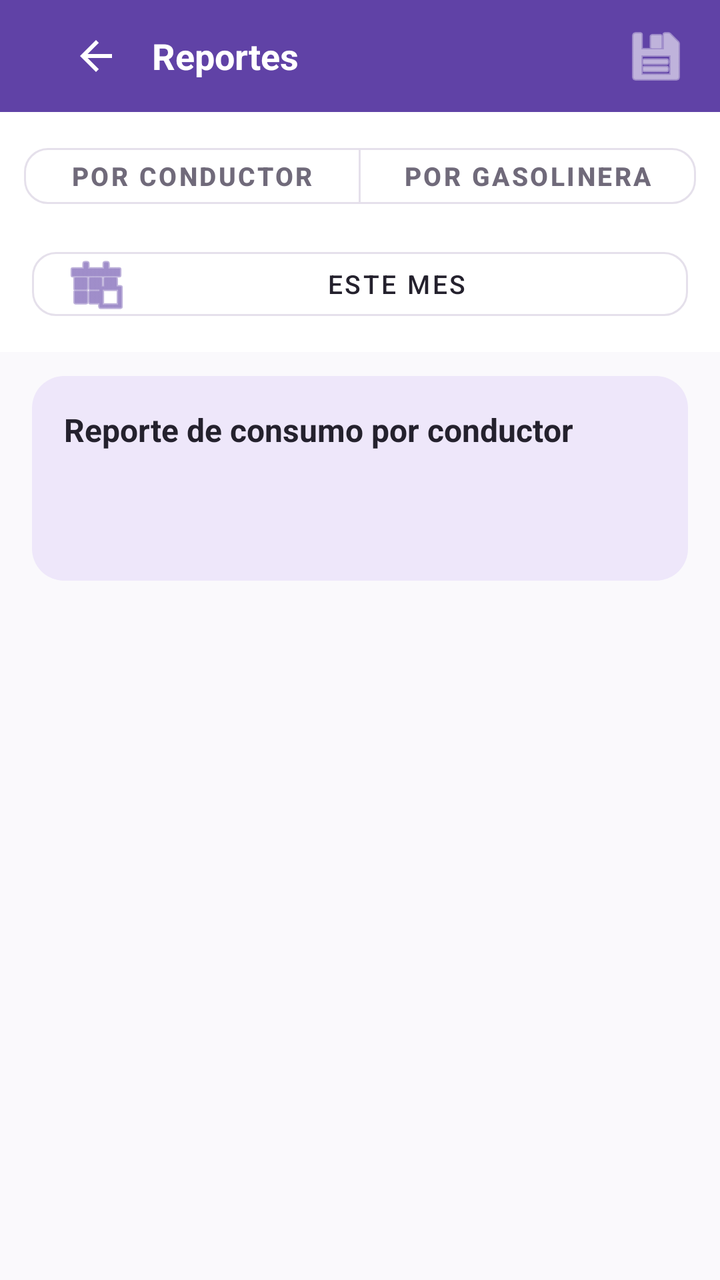
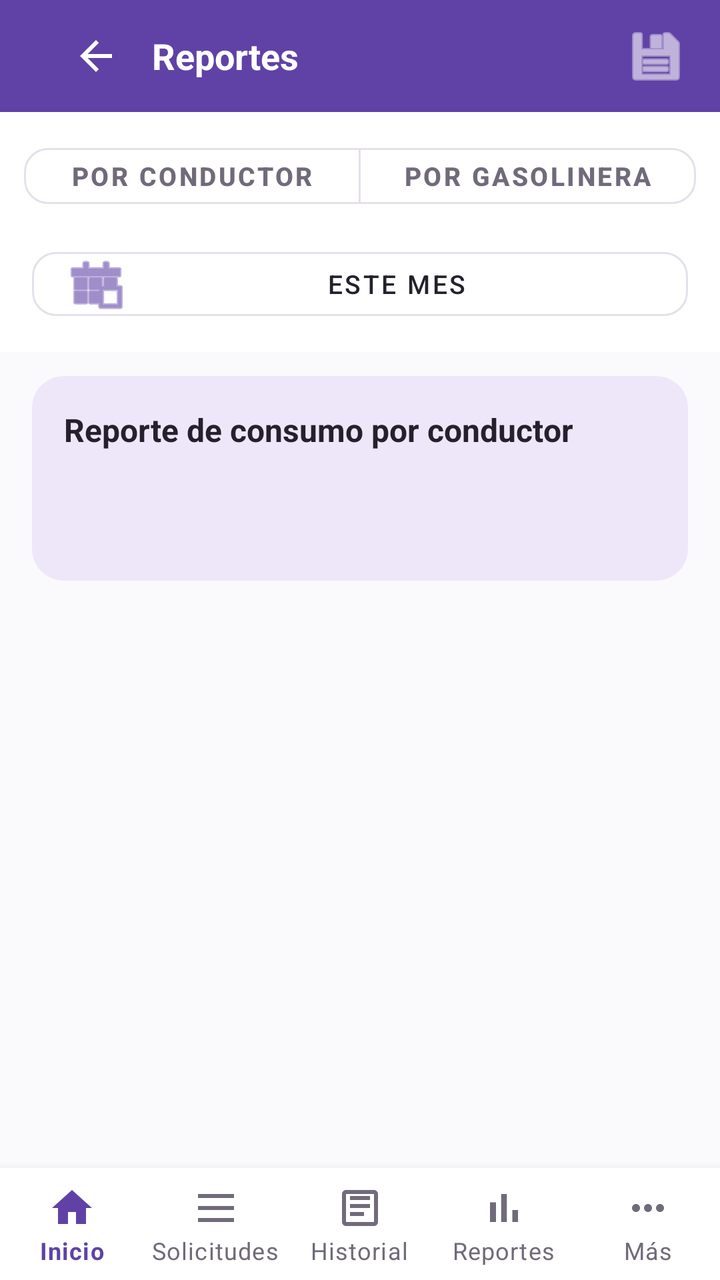

Two renders of the same Android screen: before a commit and after it. Below are the layout's source before the change and the commit's diff.
<!-- AndroidManifest.xml: application theme Theme.ApiMovil -->
<!-- res/layout/fragment_reportes.xml -->
<?xml version="1.0" encoding="utf-8"?>
<LinearLayout xmlns:android="http://schemas.android.com/apk/res/android"
    xmlns:app="http://schemas.android.com/apk/res-auto"
    android:layout_width="match_parent"
    android:layout_height="match_parent"
    android:background="@color/fondo"
    android:orientation="vertical">

    <com.google.android.material.appbar.AppBarLayout
        android:layout_width="match_parent"
        android:layout_height="wrap_content"
        app:elevation="0dp">

        <com.google.android.material.appbar.MaterialToolbar
            android:layout_width="match_parent"
            android:layout_height="?attr/actionBarSize"
            android:background="?attr/colorPrimary">

            <LinearLayout
                android:layout_width="match_parent"
                android:layout_height="wrap_content"
                android:gravity="center_vertical"
                android:orientation="horizontal"
                android:paddingHorizontal="12dp">

                <ImageButton
                    android:id="@+id/btnVolver"
                    android:layout_width="40dp"
                    android:layout_height="40dp"
                    android:background="?attr/selectableItemBackgroundBorderless"
                    android:contentDescription="@string/volver"
                    android:src="@drawable/ic_back"
                    app:tint="@color/blanco" />

                <TextView
                    android:layout_width="0dp"
                    android:layout_height="wrap_content"
                    android:layout_weight="1"
                    android:layout_marginStart="8dp"
                    android:text="@string/reportes"
                    android:textColor="@color/blanco"
                    android:textSize="18sp"
                    android:textStyle="bold" />

                <ImageButton
                    android:id="@+id/btnExportarPdf"
                    android:layout_width="40dp"
                    android:layout_height="40dp"
                    android:background="?attr/selectableItemBackgroundBorderless"
                    android:contentDescription="@string/exportar_pdf"
                    android:src="@android:drawable/ic_menu_save"
                    app:tint="@color/blanco" />
            </LinearLayout>

        </com.google.android.material.appbar.MaterialToolbar>
    </com.google.android.material.appbar.AppBarLayout>

    <com.google.android.material.button.MaterialButtonToggleGroup
        android:id="@+id/toggleReporte"
        android:layout_width="match_parent"
        android:layout_height="wrap_content"
        android:background="@color/blanco"
        android:padding="12dp"
        app:singleSelection="true">

        <com.google.android.material.button.MaterialButton
            android:id="@+id/btnPorConductor"
            style="@style/Widget.App.Button.Outlined"
            android:layout_width="0dp"
            android:layout_height="40dp"
            android:layout_weight="1"
            android:text="@string/por_conductor"
            android:textColor="@color/selector_toggle_button_text"
            android:textSize="13sp"
            app:backgroundTint="@color/selector_toggle_button_bg"
            app:cornerRadius="12dp"
            app:strokeColor="@color/borde" />

        <com.google.android.material.button.MaterialButton
            android:id="@+id/btnPorGasolinera"
            style="@style/Widget.App.Button.Outlined"
            android:layout_width="0dp"
            android:layout_height="40dp"
            android:layout_weight="1"
            android:text="@string/por_gasolinera"
            android:textColor="@color/selector_toggle_button_text"
            android:textSize="13sp"
            app:backgroundTint="@color/selector_toggle_button_bg"
            app:cornerRadius="12dp"
            app:strokeColor="@color/borde" />

    </com.google.android.material.button.MaterialButtonToggleGroup>

    <LinearLayout
        android:layout_width="match_parent"
        android:layout_height="wrap_content"
        android:background="@color/blanco"
        android:paddingHorizontal="16dp"
        android:paddingBottom="12dp">

        <com.google.android.material.button.MaterialButton
            android:id="@+id/btnPeriodo"
            style="@style/Widget.MaterialComponents.Button.OutlinedButton"
            android:layout_width="match_parent"
            android:layout_height="44dp"
            android:text="Este mes"
            android:textColor="@color/texto_principal"
            android:textSize="13sp"
            app:icon="@android:drawable/ic_menu_today"
            app:iconTint="@color/marca"
            app:cornerRadius="12dp"
            app:strokeColor="@color/borde" />
    </LinearLayout>

    <FrameLayout
        android:layout_width="match_parent"
        android:layout_height="0dp"
        android:layout_weight="1">

        <LinearLayout
            android:layout_width="match_parent"
            android:layout_height="match_parent"
            android:orientation="vertical"
            android:paddingHorizontal="16dp"
            android:paddingTop="12dp">

            <LinearLayout
                android:id="@+id/cardResumen"
                android:layout_width="match_parent"
                android:layout_height="wrap_content"
                android:layout_marginBottom="12dp"
                android:background="@drawable/bg_tarjeta_info"
                android:orientation="vertical"
                android:padding="16dp">

                <TextView
                    android:id="@+id/textTituloReporte"
                    android:layout_width="match_parent"
                    android:layout_height="wrap_content"
                    android:text="@string/reporte_consumo_conductor"
                    android:textColor="@color/texto_principal"
                    android:textSize="16sp"
                    android:textStyle="bold" />

                <TextView
                    android:id="@+id/textSubtituloPeriodo"
                    android:layout_width="match_parent"
                    android:layout_height="wrap_content"
                    android:layout_marginTop="4dp"
                    android:textColor="@color/texto_secundario"
                    android:textSize="13sp" />

                <TextView
                    android:id="@+id/textTotalesGenerales"
                    android:layout_width="match_parent"
                    android:layout_height="wrap_content"
                    android:layout_marginTop="8dp"
                    android:textColor="@color/marca_oscuro"
                    android:textSize="14sp"
                    android:textStyle="bold" />
            </LinearLayout>

            <androidx.recyclerview.widget.RecyclerView
                android:id="@+id/recycler"
                android:layout_width="match_parent"
                android:layout_height="match_parent"
                android:clipToPadding="false"
                android:paddingBottom="88dp" />
        </LinearLayout>

        <TextView
            android:id="@+id/textSinResultados"
            android:layout_width="wrap_content"
            android:layout_height="wrap_content"
            android:layout_gravity="center"
            android:gravity="center"
            android:text="@string/no_hay_ordenes_periodo"
            android:textColor="@color/texto_secundario"
            android:textSize="14sp"
            android:visibility="gone" />

        <ProgressBar
            android:id="@+id/progress"
            android:layout_width="40dp"
            android:layout_height="40dp"
            android:layout_gravity="center"
            android:visibility="gone" />

        <TextView
            android:id="@+id/textError"
            android:layout_width="wrap_content"
            android:layout_height="wrap_content"
            android:layout_gravity="center"
            android:accessibilityLiveRegion="polite"
            android:textColor="@color/estado_vencida"
            android:textSize="14sp"
            android:visibility="gone" />
    </FrameLayout>

</LinearLayout>
<!-- resources referenced by this layout -->
<resources>
  <color name="blanco">#FFFFFF</color>
  <color name="borde">#E5E0EB</color>
  <color name="estado_vencida">#C62828</color>
  <color name="fondo">#FAF9FC</color>
  <color name="marca">#6042A6</color>
  <color name="marca_oscuro">#342052</color>
  <color name="texto_principal">#24212D</color>
  <color name="texto_secundario">#706A7A</color>
  <!-- drawable bg_tarjeta_info (drawable) -->
  <?xml version="1.0" encoding="utf-8"?>
  <shape xmlns:android="http://schemas.android.com/apk/res/android" android:shape="rectangle">
      <solid android:color="@color/marca_claro" />
      <corners android:radius="16dp" />
  </shape>
  <!-- drawable ic_back (drawable) -->
  <?xml version="1.0" encoding="utf-8"?>
  <vector xmlns:android="http://schemas.android.com/apk/res/android"
      android:width="24dp" android:height="24dp"
      android:viewportWidth="24" android:viewportHeight="24">
      <path android:fillColor="#24212D"
          android:pathData="M20,11H7.83l5.59,-5.59L12,4l-8,8 8,8 1.41,-1.41L7.83,13H20v-2z" />
  </vector>
  <string name="exportar_pdf">Exportar PDF</string>
  <string name="no_hay_ordenes_periodo">No hay órdenes completadas en este periodo</string>
  <string name="por_conductor">Por conductor</string>
  <string name="por_gasolinera">Por gasolinera</string>
  <string name="reporte_consumo_conductor">Reporte de consumo por conductor</string>
  <string name="reportes">Reportes</string>
  <string name="volver">Volver</string>
  <style name="Widget.App.Button.Outlined" parent="Widget.MaterialComponents.Button.OutlinedButton">
          <item name="strokeColor">@color/marca</item>
          <item name="strokeWidth">1dp</item>
          <item name="android:textColor">@color/marca</item>
          <item name="android:textSize">14sp</item>
          <item name="android:textStyle">bold</item>
          <item name="cornerRadius">12dp</item>
          <item name="rippleColor">@color/marca_claro</item>
      </style>
  <style name="Theme.ApiMovil" parent="Theme.MaterialComponents.Light.NoActionBar">
          <item name="colorPrimary">@color/marca</item>
          <item name="colorPrimaryVariant">@color/marca_oscuro</item>
          <item name="colorOnPrimary">@color/blanco</item>
          <item name="colorSecondary">@color/marca_claro</item>
          <item name="colorOnSecondary">@color/texto_principal</item>
          <item name="android:windowBackground">@color/fondo</item>
          <item name="android:statusBarColor">@color/marca_oscuro</item>
          <item name="android:forceDarkAllowed" tools:targetApi="q">false</item>
      </style>
  <color name="marca_claro">#EEE7FA</color>
</resources>

<!-- the commit's change to res/layout/fragment_reportes.xml (unified diff, before → after) -->
@@ -197,4 +197,21 @@
             android:visibility="gone" />
     </FrameLayout>
 
+    <include
+        android:id="@+id/incluirNavInferior"
+        layout="@layout/widget_bottom_nav_admin" />
+
 </LinearLayout>
+<!-- res/layout/widget_bottom_nav_admin.xml (included above) -->
+<?xml version="1.0" encoding="utf-8"?>
+<com.google.android.material.bottomnavigation.BottomNavigationView
+    xmlns:android="http://schemas.android.com/apk/res/android"
+    xmlns:app="http://schemas.android.com/apk/res-auto"
+    android:id="@+id/bottomNavAdmin"
+    android:layout_width="match_parent"
+    android:layout_height="wrap_content"
+    android:background="@color/blanco"
+    app:labelVisibilityMode="labeled"
+    app:itemIconTint="@color/selector_nav_item"
+    app:itemTextColor="@color/selector_nav_item"
+    app:menu="@menu/bottom_nav_admin" />
